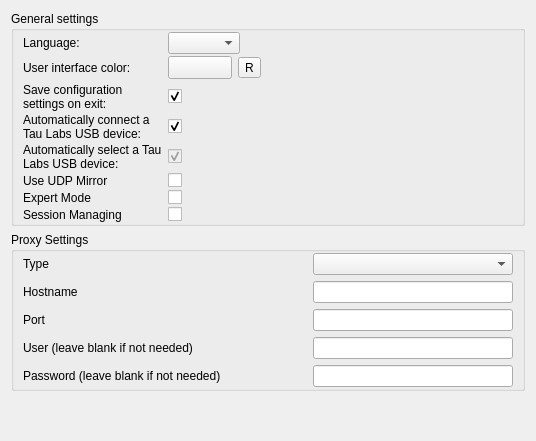
Old version of the form ground/gcs/src/plugins/coreplugin/generalsettings.ui in the repository d-ronin/dRonin.
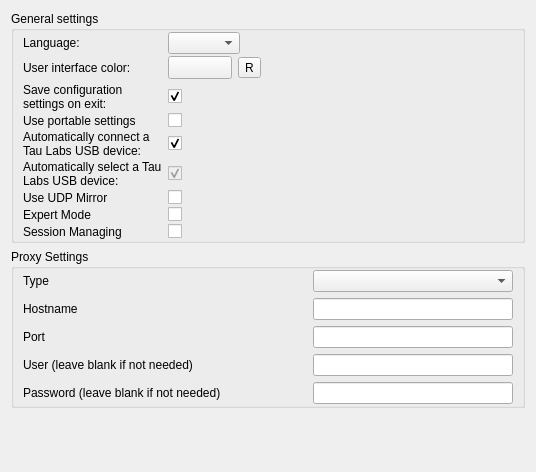
New version of the form. Icons and pictures are not drawn. Custom widgets are drawn as their Qt base class.

Commit message: GCS/GeneralSettings handle portable settings

What changed in the file:
```diff
--- a/ground/gcs/src/plugins/coreplugin/generalsettings.ui
+++ b/ground/gcs/src/plugins/coreplugin/generalsettings.ui
@@ -7,7 +7,7 @@
     <x>0</x>
     <y>0</y>
     <width>536</width>
-    <height>441</height>
+    <height>472</height>
    </rect>
   </property>
   <layout class="QVBoxLayout" name="verticalLayout_2">
@@ -32,6 +32,16 @@
       <property name="verticalSpacing">
        <number>2</number>
       </property>
+      <item row="12" column="0">
+       <widget class="QLabel" name="label_5">
+        <property name="text">
+         <string>Automatically connect a Tau Labs USB device:</string>
+        </property>
+        <property name="wordWrap">
+         <bool>true</bool>
+        </property>
+       </widget>
+      </item>
       <item row="1" column="0">
        <widget class="QLabel" name="colorLabel">
         <property name="text">
@@ -39,7 +49,7 @@
         </property>
        </widget>
       </item>
-      <item row="14" column="1">
+      <item row="15" column="1">
        <widget class="QCheckBox" name="cbExpertMode">
         <property name="text">
          <string/>
@@ -148,7 +158,7 @@
         </property>
        </widget>
       </item>
-      <item row="11" column="1">
+      <item row="12" column="1">
        <widget class="QCheckBox" name="checkAutoConnect">
         <property name="text">
          <string/>
@@ -158,13 +168,33 @@
         </property>
        </widget>
       </item>
-      <item row="14" column="0">
+      <item row="14" column="1">
+       <widget class="QCheckBox" name="cbUseUDPMirror">
+        <property name="text">
+         <string/>
+        </property>
+       </widget>
+      </item>
+      <item row="15" column="0">
        <widget class="QLabel" name="labelExpert">
         <property name="text">
          <string>Expert Mode</string>
         </property>
        </widget>
       </item>
+      <item row="13" column="1">
+       <widget class="QCheckBox" name="checkAutoSelect">
+        <property name="enabled">
+         <bool>false</bool>
+        </property>
+        <property name="text">
+         <string/>
+        </property>
+        <property name="checked">
+         <bool>true</bool>
+        </property>
+       </widget>
+      </item>
       <item row="0" column="0">
        <widget class="QLabel" name="label_3">
         <property name="text">
@@ -172,7 +202,7 @@
         </property>
        </widget>
       </item>
-      <item row="12" column="0">
+      <item row="13" column="0">
        <widget class="QLabel" name="label_6">
         <property name="text">
          <string>Automatically select a Tau Labs USB device:</string>
@@ -182,40 +212,31 @@
         </property>
        </widget>
       </item>
-      <item row="13" column="1">
-       <widget class="QCheckBox" name="cbUseUDPMirror">
-        <property name="text">
-         <string/>
-        </property>
-       </widget>
-      </item>
-      <item row="11" column="0">
-       <widget class="QLabel" name="label_5">
-        <property name="text">
-         <string>Automatically connect a Tau Labs USB device:</string>
-        </property>
-        <property name="wordWrap">
-         <bool>true</bool>
-        </property>
-       </widget>
-      </item>
-      <item row="13" column="0">
+      <item row="14" column="0">
        <widget class="QLabel" name="labelUDP">
         <property name="text">
          <string>Use UDP Mirror</string>
         </property>
        </widget>
       </item>
-      <item row="12" column="1">
-       <widget class="QCheckBox" name="checkAutoSelect">
-        <property name="enabled">
-         <bool>false</bool>
-        </property>
+      <item row="16" column="1">
+       <widget class="QCheckBox" name="cbSessionMessaging">
         <property name="text">
          <string/>
         </property>
-        <property name="checked">
-         <bool>true</bool>
+       </widget>
+      </item>
+      <item row="16" column="0">
+       <widget class="QLabel" name="label_10">
+        <property name="text">
+         <string>Session Managing</string>
+        </property>
+       </widget>
+      </item>
+      <item row="11" column="0">
+       <widget class="QLabel" name="label_11">
+        <property name="text">
+         <string>Use portable settings</string>
         </property>
        </widget>
       </item>
@@ -239,17 +260,13 @@
         </item>
        </layout>
       </item>
-      <item row="15" column="1">
-       <widget class="QCheckBox" name="cbSessionMessaging">
-        <property name="text">
-         <string/>
+      <item row="11" column="1">
+       <widget class="QCheckBox" name="cb_usePortableSettings">
+        <property name="toolTip">
+         <string>&lt;html&gt;&lt;head/&gt;&lt;body&gt;&lt;p&gt;Changes to this settings will only take effect after application restart&lt;/p&gt;&lt;/body&gt;&lt;/html&gt;</string>
         </property>
-       </widget>
-      </item>
-      <item row="15" column="0">
-       <widget class="QLabel" name="label_10">
         <property name="text">
-         <string>Session Managing</string>
+         <string/>
         </property>
        </widget>
       </item>
```
The commit also changes 2 other files.
